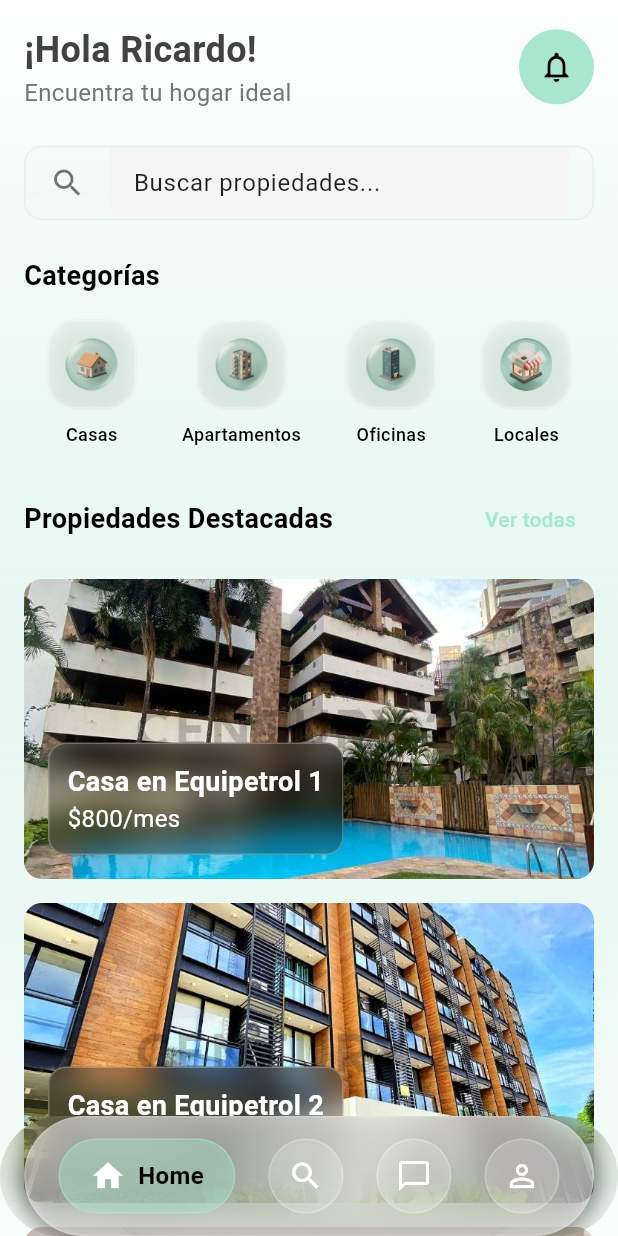
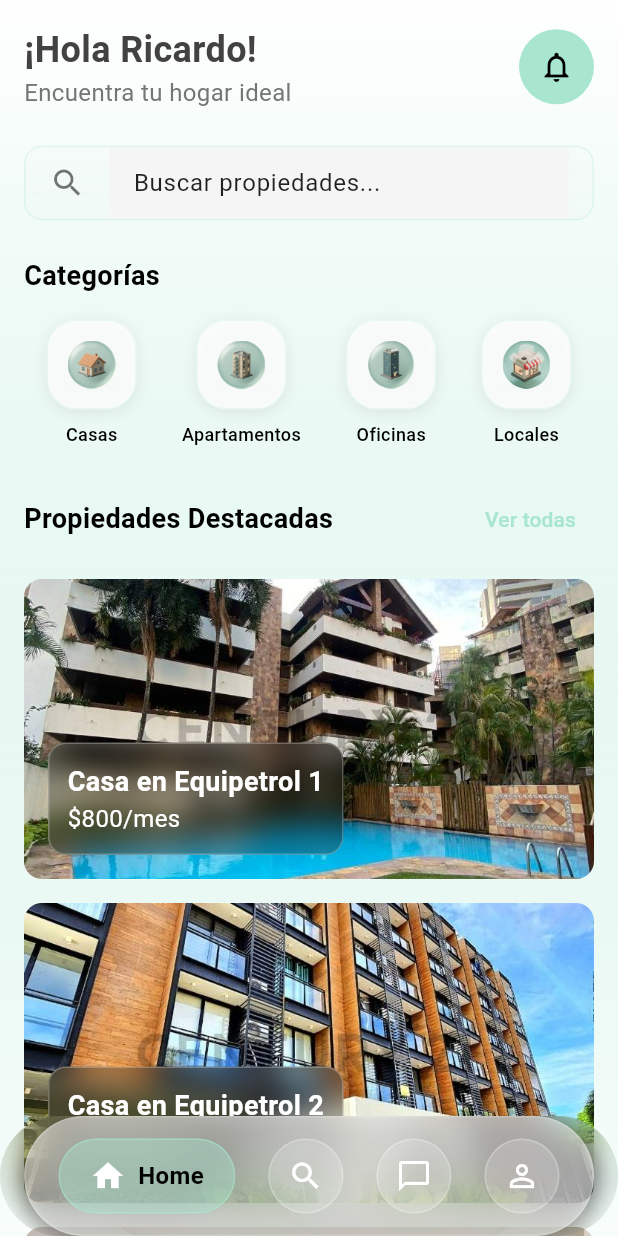
Before and after one commit to marvinjoel2001/habitto, a Flutter app: the HomePage screen opened by its route, on a phone screen of 412 x 824 dp. Run offline on Flutter 3.47's test engine with Material 3 defaults, Android fonts, the phone set to English and light mode, and no system bars; our stand-ins replace geolocator, video_player; missing offline and left inert: mapbox_maps_flutter.

Commit message:
refactor(home): update category icons and styling
Replace underscore-named icons with new versions and simplify category item styling
Change image fit from cover to contain for better icon display

```diff
--- a/lib/features/home/presentation/pages/home_page.dart
+++ b/lib/features/home/presentation/pages/home_page.dart
@@ -166,10 +166,10 @@ class HomeContent extends StatelessWidget {
               Row(
                 mainAxisAlignment: MainAxisAlignment.spaceAround,
                 children: [
-                  _buildCategoryItem('assets/icons/icon_house.png', 'Casas', context),
-                  _buildCategoryItem('assets/icons/icon_aparment.png', 'Apartamentos', context),
-                  _buildCategoryItem('assets/icons/icon_office.png', 'Oficinas', context),
-                  _buildCategoryItem('assets/icons/icon_shop.png', 'Locales', context),
+                  _buildCategoryItem('assets/icons/iconhouse.png', 'Casas', context),
+                  _buildCategoryItem('assets/icons/iconaparment.png', 'Apartamentos', context),
+                  _buildCategoryItem('assets/icons/iconoffice.png', 'Oficinas', context),
+                  _buildCategoryItem('assets/icons/iconshop.png', 'Locales', context),
                 ],
               ),
               const SizedBox(height: 24),
@@ -271,46 +271,40 @@ class HomeContent extends StatelessWidget {
   Widget _buildCategoryItem(String imagePath, String label, BuildContext context) {
     return Column(
       children: [
-        ClipRRect(
-          borderRadius: BorderRadius.circular(20),
-          child: BackdropFilter(
-            filter: ui.ImageFilter.blur(sigmaX: 15, sigmaY: 15),
-            child: Container(
+        Container(
           width: 60,
           height: 60,
           decoration: BoxDecoration(
-                color: Colors.white.withOpacity(0.2),
+            color: Colors.white.withOpacity(0.8),
             borderRadius: BorderRadius.circular(20),
             border: Border.all(
-                  color: Colors.white.withOpacity(0.3),
-                  width: 1.5,
+              color: Theme.of(context).colorScheme.primary.withOpacity(0.2),
+              width: 1,
             ),
             boxShadow: [
               BoxShadow(
-                    color: Colors.black.withOpacity(0.1),
+                color: Colors.black.withOpacity(0.08),
                 spreadRadius: 0,
-                    blurRadius: 10,
-                    offset: const Offset(0, 4),
+                blurRadius: 8,
+                offset: const Offset(0, 2),
               ),
             ],
           ),
           child: Center(
             child: Image.asset(
               imagePath,
-                  width: 35,
-                  height: 35,
-                  fit: BoxFit.contain,
+              width: 32,
+              height: 32,
+              fit: BoxFit.contain, // Cambio de cover a contain para iconos
               errorBuilder: (context, error, stackTrace) {
                 print('ERROR CARGANDO: $imagePath');
                 print('DETALLE ERROR: $error');
                 return Icon(
                   Icons.error_outline,
-                      color: Colors.white.withOpacity(0.8),
-                      size: 30,
+                  color: Colors.grey[600],
+                  size: 24,
                 );
               },
-                ),
-              ),
             ),
           ),
         ),
```
Also changed, not shown: assets/icons/iconaparment.png (renamed from assets/icons/icon_aparment.png), assets/icons/iconhouse.png (renamed from assets/icons/icon_house.png), assets/icons/iconoffice.png (renamed from assets/icons/icon_office.png), assets/icons/iconshop.png (renamed from assets/icons/icon_shop.png). Lines whose indentation alone changed are shown as unchanged.
